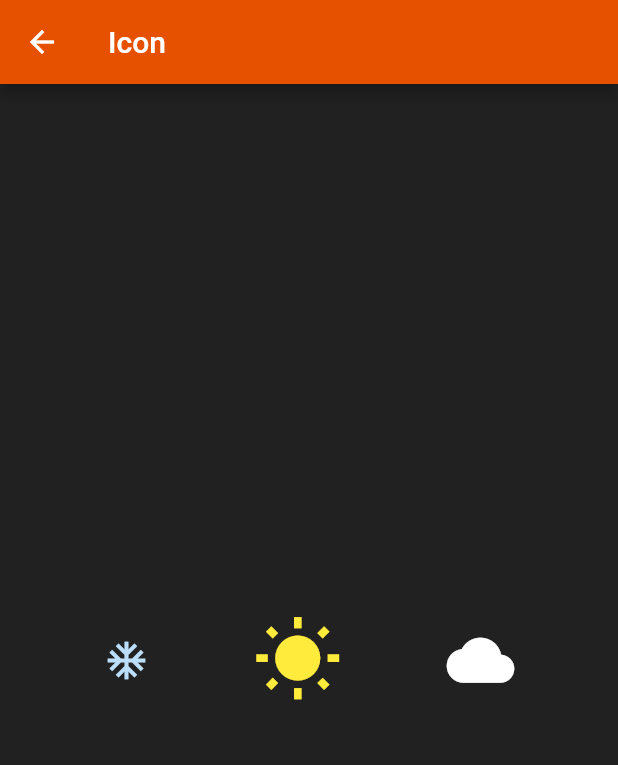
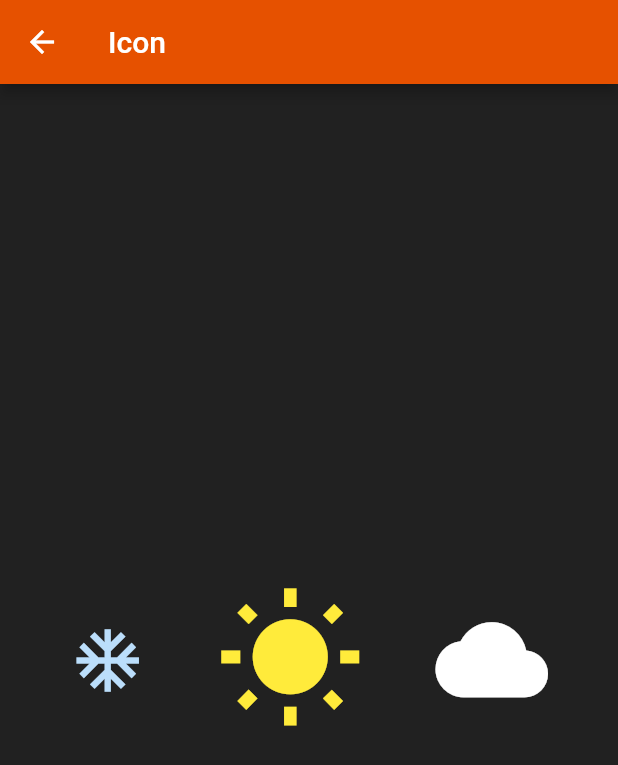
Before and after one commit to ACM-VIT/fludget, a Flutter app: the IconSample screen opened directly, on a phone screen of 412 x 824 dp. Shown: the top 765 px of the screen. Run offline on Flutter 3.47's test engine with Material 2 defaults, Android fonts, the phone set to English and light mode, and no system bars.

Commit message:
change icons size

```diff
--- a/lib/routes/icon.dart
+++ b/lib/routes/icon.dart
@@ -15,17 +15,17 @@ class IconSample extends StatelessWidget {
           Icon(
             Icons.ac_unit,
             color: Colors.blue[100],
-            size: 30.0,
+            size: 50.0,
           ),
           Icon(
             Icons.wb_sunny,
             color: Colors.yellow,
-            size: 60.0,
+            size: 100.0,
           ),
           Icon(
             Icons.cloud,
             color: Colors.white,
-            size: 45.0,
+            size: 75.0,
           )
         ]),
       ),
```
